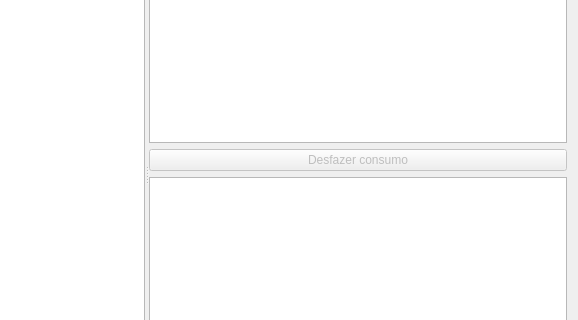
First picture: the form in ui/widgetcompraoc.ui, repository lellisls/ERP-STACCATO, before the edit; both pictures show x 284 to 862 and y 119 to 439 of the 862 by 613 pixel window.
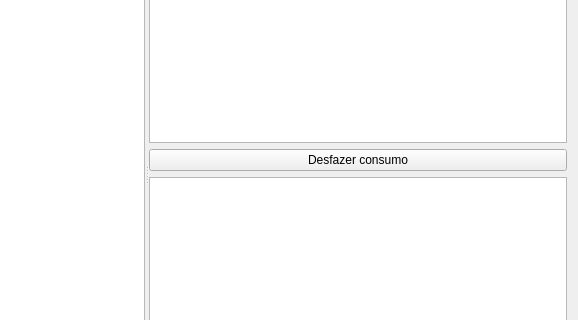
Second picture: the form after the edit. Custom widgets are drawn as their Qt base class.

What changed in the file:
```diff
--- a/ui/widgetcompraoc.ui
+++ b/ui/widgetcompraoc.ui
@@ -87,7 +87,7 @@
        <item row="1" column="0">
         <widget class="QPushButton" name="pushButtonDesfazerConsumo">
          <property name="enabled">
-          <bool>false</bool>
+          <bool>true</bool>
          </property>
          <property name="text">
           <string>Desfazer consumo</string>
```
